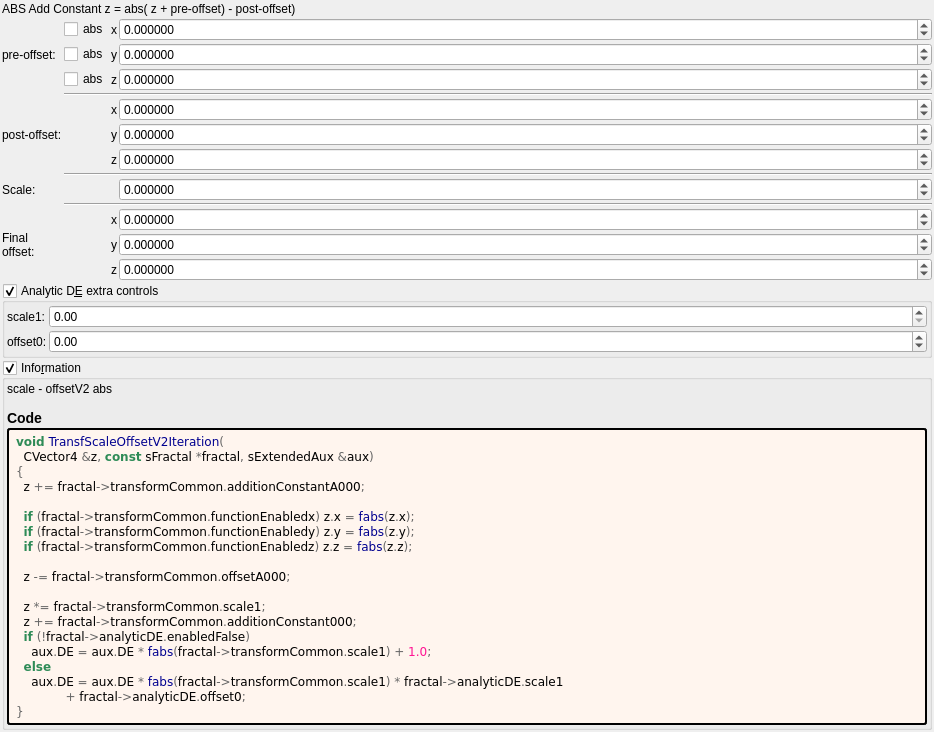
Above: mandelbulber2/deploy/share/mandelbulber2/formula/ui/transf_scale_offset_v2.ui from irinox-ctrl/mandelbulber2 before the change. Below: the same form after it.
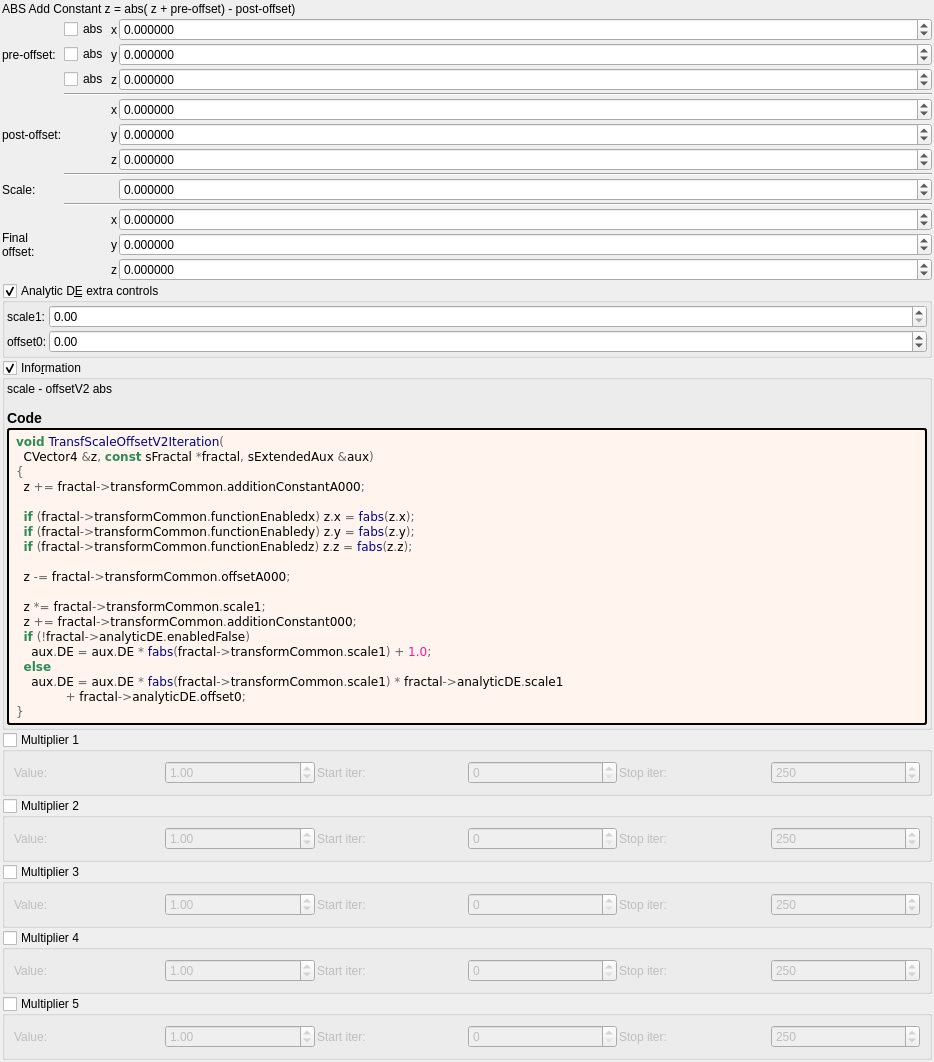
That is the form after the change. Custom widgets are drawn as their Qt base class.

Commit message:
feat: add 5 general-purpose multipliers to all 1007 fractal formulas
Each multiplier has:
- Checkbox (OFF by default)
- Value spinbox (default 1.0, range -100 to 100)
- Iteration start/stop range

Logic: z *= value; DE *= |value|;

Uses existing transformCommon parameters:
- Checkboxes: functionEnabledBx/By/Bz/Bw/CzFalse
- Values: scale4/5/6/8/16
- Ranges: startIterationsB-F/stopIterationsB-F

Modified 1007 .cpp (CPU), 1006 .cl (GPU), 1023 .ui files.
Both source (formula/) and deploy (deploy/share/) copies updated.

```diff
--- a/mandelbulber2/deploy/share/mandelbulber2/formula/ui/transf_scale_offset_v2.ui
+++ b/mandelbulber2/deploy/share/mandelbulber2/formula/ui/transf_scale_offset_v2.ui
@@ -667,6 +667,192 @@
      </layout>
     </widget>
    </item>
+   <item>
+    <widget class="MyGroupBox" name="groupCheck_transf_function_enabledBx_false">
+     <property name="title"><string>Multiplier 1</string></property>
+     <property name="checkable"><bool>true</bool></property>
+     <property name="checked"><bool>false</bool></property>
+     <layout class="QGridLayout" name="gridLayout_mult1">
+      <property name="spacing"><number>2</number></property>
+      <item row="0" column="0">
+       <widget class="QLabel"><property name="text"><string>Value:</string></property></widget>
+      </item>
+      <item row="0" column="1">
+       <widget class="MyDoubleSpinBox" name="spinbox_transf_scale_4">
+        <property name="minimum"><double>-100.0</double></property><property name="maximum"><double>100.0</double></property>
+        <property name="singleStep"><double>0.01</double></property><property name="value"><double>1.0</double></property>
+       </widget>
+      </item>
+      <item row="0" column="2">
+       <widget class="QLabel"><property name="text"><string>Start iter:</string></property></widget>
+      </item>
+      <item row="0" column="3">
+       <widget class="MySpinBox" name="spinboxInt_transf_start_iterations_B">
+        <property name="minimum"><number>0</number></property><property name="maximum"><number>10000</number></property>
+        <property name="value"><number>0</number></property>
+       </widget>
+      </item>
+      <item row="0" column="4">
+       <widget class="QLabel"><property name="text"><string>Stop iter:</string></property></widget>
+      </item>
+      <item row="0" column="5">
+       <widget class="MySpinBox" name="spinboxInt_transf_stop_iterations_B">
+        <property name="minimum"><number>0</number></property><property name="maximum"><number>10000</number></property>
+        <property name="value"><number>250</number></property>
+       </widget>
+      </item>
+     </layout>
+    </widget>
+   </item>
+   <item>
+    <widget class="MyGroupBox" name="groupCheck_transf_function_enabledBy_false">
+     <property name="title"><string>Multiplier 2</string></property>
+     <property name="checkable"><bool>true</bool></property>
+     <property name="checked"><bool>false</bool></property>
+     <layout class="QGridLayout" name="gridLayout_mult2">
+      <property name="spacing"><number>2</number></property>
+      <item row="0" column="0">
+       <widget class="QLabel"><property name="text"><string>Value:</string></property></widget>
+      </item>
+      <item row="0" column="1">
+       <widget class="MyDoubleSpinBox" name="spinbox_transf_scale_5">
+        <property name="minimum"><double>-100.0</double></property><property name="maximum"><double>100.0</double></property>
+        <property name="singleStep"><double>0.01</double></property><property name="value"><double>1.0</double></property>
+       </widget>
+      </item>
+      <item row="0" column="2">
+       <widget class="QLabel"><property name="text"><string>Start iter:</string></property></widget>
+      </item>
+      <item row="0" column="3">
+       <widget class="MySpinBox" name="spinboxInt_transf_start_iterations_C">
+        <property name="minimum"><number>0</number></property><property name="maximum"><number>10000</number></property>
+        <property name="value"><number>0</number></property>
+       </widget>
+      </item>
+      <item row="0" column="4">
+       <widget class="QLabel"><property name="text"><string>Stop iter:</string></property></widget>
+      </item>
+      <item row="0" column="5">
+       <widget class="MySpinBox" name="spinboxInt_transf_stop_iterations_C">
+        <property name="minimum"><number>0</number></property><property name="maximum"><number>10000</number></property>
+        <property name="value"><number>250</number></property>
+       </widget>
+      </item>
+     </layout>
+    </widget>
+   </item>
+   <item>
+    <widget class="MyGroupBox" name="groupCheck_transf_function_enabledBz_false">
+     <property name="title"><string>Multiplier 3</string></property>
+     <property name="checkable"><bool>true</bool></property>
+     <property name="checked"><bool>false</bool></property>
+     <layout class="QGridLayout" name="gridLayout_mult3">
+      <property name="spacing"><number>2</number></property>
+      <item row="0" column="0">
+       <widget class="QLabel"><property name="text"><string>Value:</string></property></widget>
+      </item>
+      <item row="0" column="1">
+       <widget class="MyDoubleSpinBox" name="spinbox_transf_scale_6">
+        <property name="minimum"><double>-100.0</double></property><property name="maximum"><double>100.0</double></property>
+        <property name="singleStep"><double>0.01</double></property><property name="value"><double>1.0</double></property>
+       </widget>
+      </item>
+      <item row="0" column="2">
+       <widget class="QLabel"><property name="text"><string>Start iter:</string></property></widget>
+      </item>
+      <item row="0" column="3">
+       <widget class="MySpinBox" name="spinboxInt_transf_start_iterations_D">
+        <property name="minimum"><number>0</number></property><property name="maximum"><number>10000</number></property>
+        <property name="value"><number>0</number></property>
+       </widget>
+      </item>
+      <item row="0" column="4">
+       <widget class="QLabel"><property name="text"><string>Stop iter:</string></property></widget>
+      </item>
+      <item row="0" column="5">
+       <widget class="MySpinBox" name="spinboxInt_transf_stop_iterations_D">
+        <property name="minimum"><number>0</number></property><property name="maximum"><number>10000</number></property>
+        <property name="value"><number>250</number></property>
+       </widget>
+      </item>
+     </layout>
+    </widget>
+   </item>
+   <item>
+    <widget class="MyGroupBox" name="groupCheck_transf_function_enabledBw_false">
+     <property name="title"><string>Multiplier 4</string></property>
+     <property name="checkable"><bool>true</bool></property>
+     <property name="checked"><bool>false</bool></property>
+     <layout class="QGridLayout" name="gridLayout_mult4">
+      <property name="spacing"><number>2</number></property>
+      <item row="0" column="0">
+       <widget class="QLabel"><property name="text"><string>Value:</string></property></widget>
+      </item>
+      <item row="0" column="1">
+       <widget class="MyDoubleSpinBox" name="spinbox_transf_scale_8">
+        <property name="minimum"><double>-100.0</double></property><property name="maximum"><double>100.0</double></property>
+        <property name="singleStep"><double>0.01</double></property><property name="value"><double>1.0</double></property>
+       </widget>
+      </item>
+      <item row="0" column="2">
+       <widget class="QLabel"><property name="text"><string>Start iter:</string></property></widget>
+      </item>
+      <item row="0" column="3">
+       <widget class="MySpinBox" name="spinboxInt_transf_start_iterations_E">
+        <property name="minimum"><number>0</number></property><property name="maximum"><number>10000</number></property>
+        <property name="value"><number>0</number></property>
+       </widget>
+      </item>
+      <item row="0" column="4">
+       <widget class="QLabel"><property name="text"><string>Stop iter:</string></property></widget>
+      </item>
+      <item row="0" column="5">
+       <widget class="MySpinBox" name="spinboxInt_transf_stop_iterations_E">
+        <property name="minimum"><number>0</number></property><property name="maximum"><number>10000</number></property>
+        <property name="value"><number>250</number></property>
+       </widget>
+      </item>
+     </layout>
+    </widget>
+   </item>
+   <item>
+    <widget class="MyGroupBox" name="groupCheck_transf_function_enabledCz_false">
+     <property name="title"><string>Multiplier 5</string></property>
+     <property name="checkable"><bool>true</bool></property>
+     <property name="checked"><bool>false</bool></property>
+     <layout class="QGridLayout" name="gridLayout_mult5">
+      <property name="spacing"><number>2</number></property>
+      <item row="0" column="0">
+       <widget class="QLabel"><property name="text"><string>Value:</string></property></widget>
+      </item>
+      <item row="0" column="1">
+       <widget class="MyDoubleSpinBox" name="spinbox_transf_scale_16">
+        <property name="minimum"><double>-100.0</double></property><property name="maximum"><double>100.0</double></property>
+        <property name="singleStep"><double>0.01</double></property><property name="value"><double>1.0</double></property>
+       </widget>
+      </item>
+      <item row="0" column="2">
+       <widget class="QLabel"><property name="text"><string>Start iter:</string></property></widget>
+      </item>
+      <item row="0" column="3">
+       <widget class="MySpinBox" name="spinboxInt_transf_start_iterations_F">
+        <property name="minimum"><number>0</number></property><property name="maximum"><number>10000</number></property>
+        <property name="value"><number>0</number></property>
+       </widget>
+      </item>
+      <item row="0" column="4">
+       <widget class="QLabel"><property name="text"><string>Stop iter:</string></property></widget>
+      </item>
+      <item row="0" column="5">
+       <widget class="MySpinBox" name="spinboxInt_transf_stop_iterations_F">
+        <property name="minimum"><number>0</number></property><property name="maximum"><number>10000</number></property>
+        <property name="value"><number>250</number></property>
+       </widget>
+      </item>
+     </layout>
+    </widget>
+   </item>
+
    <item>
     <spacer name="verticalSpacer">
      <property name="orientation">
@@ -699,6 +885,11 @@
    <extends>QCheckBox</extends>
    <header>my_check_box.h</header>
   </customwidget>
+   <customwidget>
+   <class>MySpinBox</class>
+   <extends>QSpinBox</extends>
+   <header>my_spin_box.h</header>
+  </customwidget>
  </customwidgets>
  <tabstops>
   <tabstop>groupCheck_info</tabstop>
```
The commit also changes 3972 other files.
